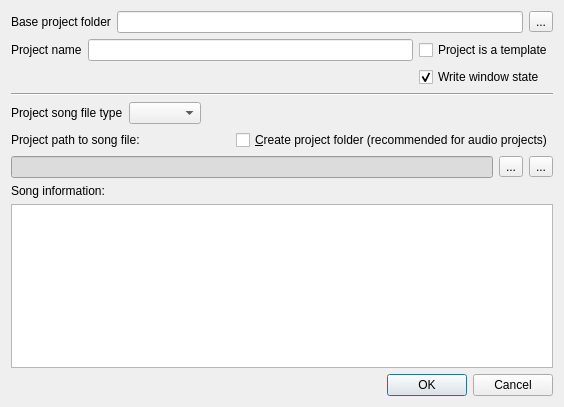
Qt form muse3/muse/components/projectcreate.ui (emrum/muse) before a commit.
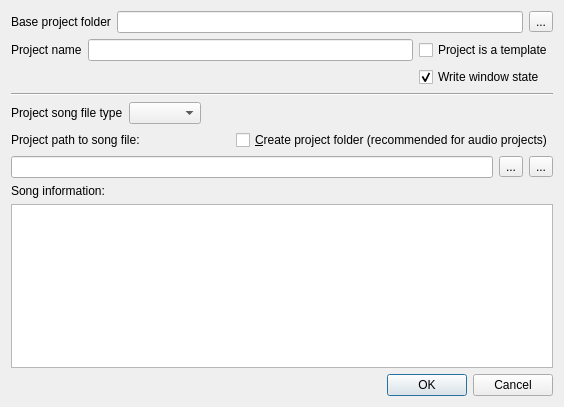
The same form after that commit.

Commit message: Fix compatibility issues

The edit to the form file:
```diff
--- a/muse3/muse/components/projectcreate.ui
+++ b/muse3/muse/components/projectcreate.ui
@@ -161,448 +161,6 @@
     <layout class="QGridLayout" name="gridLayout">
      <item row="0" column="0">
       <widget class="QLineEdit" name="storageDirEdit">
-       <property name="palette">
-        <palette>
-         <active>
-          <colorrole role="WindowText">
-           <brush brushstyle="SolidPattern">
-            <color alpha="255">
-             <red>0</red>
-             <green>0</green>
-             <blue>0</blue>
-            </color>
-           </brush>
-          </colorrole>
-          <colorrole role="Button">
-           <brush brushstyle="SolidPattern">
-            <color alpha="255">
-             <red>220</red>
-             <green>220</green>
-             <blue>220</blue>
-            </color>
-           </brush>
-          </colorrole>
-          <colorrole role="Light">
-           <brush brushstyle="SolidPattern">
-            <color alpha="255">
-             <red>255</red>
-             <green>255</green>
-             <blue>255</blue>
-            </color>
-           </brush>
-          </colorrole>
-          <colorrole role="Midlight">
-           <brush brushstyle="SolidPattern">
-            <color alpha="255">
-             <red>237</red>
-             <green>237</green>
-             <blue>237</blue>
-            </color>
-           </brush>
-          </colorrole>
-          <colorrole role="Dark">
-           <brush brushstyle="SolidPattern">
-            <color alpha="255">
-             <red>110</red>
-             <green>110</green>
-             <blue>110</blue>
-            </color>
-           </brush>
-          </colorrole>
-          <colorrole role="Mid">
-           <brush brushstyle="SolidPattern">
-            <color alpha="255">
-             <red>147</red>
-             <green>147</green>
-             <blue>147</blue>
-            </color>
-           </brush>
-          </colorrole>
-          <colorrole role="Text">
-           <brush brushstyle="SolidPattern">
-            <color alpha="255">
-             <red>0</red>
-             <green>0</green>
-             <blue>0</blue>
-            </color>
-           </brush>
-          </colorrole>
-          <colorrole role="BrightText">
-           <brush brushstyle="SolidPattern">
-            <color alpha="255">
-             <red>255</red>
-             <green>255</green>
-             <blue>255</blue>
-            </color>
-           </brush>
-          </colorrole>
-          <colorrole role="ButtonText">
-           <brush brushstyle="SolidPattern">
-            <color alpha="255">
-             <red>0</red>
-             <green>0</green>
-             <blue>0</blue>
-            </color>
-           </brush>
-          </colorrole>
-          <colorrole role="Base">
-           <brush brushstyle="SolidPattern">
-            <color alpha="255">
-             <red>220</red>
-             <green>220</green>
-             <blue>220</blue>
-            </color>
-           </brush>
-          </colorrole>
-          <colorrole role="Window">
-           <brush brushstyle="SolidPattern">
-            <color alpha="255">
-             <red>220</red>
-             <green>220</green>
-             <blue>220</blue>
-            </color>
-           </brush>
-          </colorrole>
-          <colorrole role="Shadow">
-           <brush brushstyle="SolidPattern">
-            <color alpha="255">
-             <red>0</red>
-             <green>0</green>
-             <blue>0</blue>
-            </color>
-           </brush>
-          </colorrole>
-          <colorrole role="AlternateBase">
-           <brush brushstyle="SolidPattern">
-            <color alpha="255">
-             <red>237</red>
-             <green>237</green>
-             <blue>237</blue>
-            </color>
-           </brush>
-          </colorrole>
-          <colorrole role="ToolTipBase">
-           <brush brushstyle="SolidPattern">
-            <color alpha="255">
-             <red>255</red>
-             <green>255</green>
-             <blue>220</blue>
-            </color>
-           </brush>
-          </colorrole>
-          <colorrole role="ToolTipText">
-           <brush brushstyle="SolidPattern">
-            <color alpha="255">
-             <red>0</red>
-             <green>0</green>
-             <blue>0</blue>
-            </color>
-           </brush>
-          </colorrole>
-          <colorrole role="PlaceholderText">
-           <brush brushstyle="NoBrush">
-            <color alpha="128">
-             <red>0</red>
-             <green>0</green>
-             <blue>0</blue>
-            </color>
-           </brush>
-          </colorrole>
-         </active>
-         <inactive>
-          <colorrole role="WindowText">
-           <brush brushstyle="SolidPattern">
-            <color alpha="255">
-             <red>0</red>
-             <green>0</green>
-             <blue>0</blue>
-            </color>
-           </brush>
-          </colorrole>
-          <colorrole role="Button">
-           <brush brushstyle="SolidPattern">
-            <color alpha="255">
-             <red>220</red>
-             <green>220</green>
-             <blue>220</blue>
-            </color>
-           </brush>
-          </colorrole>
-          <colorrole role="Light">
-           <brush brushstyle="SolidPattern">
-            <color alpha="255">
-             <red>255</red>
-             <green>255</green>
-             <blue>255</blue>
-            </color>
-           </brush>
-          </colorrole>
-          <colorrole role="Midlight">
-           <brush brushstyle="SolidPattern">
-            <color alpha="255">
-             <red>237</red>
-             <green>237</green>
-             <blue>237</blue>
-            </color>
-           </brush>
-          </colorrole>
-          <colorrole role="Dark">
-           <brush brushstyle="SolidPattern">
-            <color alpha="255">
-             <red>110</red>
-             <green>110</green>
-             <blue>110</blue>
-            </color>
-           </brush>
-          </colorrole>
-          <colorrole role="Mid">
-           <brush brushstyle="SolidPattern">
-            <color alpha="255">
-             <red>147</red>
-             <green>147</green>
-             <blue>147</blue>
-            </color>
-           </brush>
-          </colorrole>
-          <colorrole role="Text">
-           <brush brushstyle="SolidPattern">
-            <color alpha="255">
-             <red>0</red>
-             <green>0</green>
-             <blue>0</blue>
-            </color>
-           </brush>
-          </colorrole>
-          <colorrole role="BrightText">
-           <brush brushstyle="SolidPattern">
-            <color alpha="255">
-             <red>255</red>
-             <green>255</green>
-             <blue>255</blue>
-            </color>
-           </brush>
-          </colorrole>
-          <colorrole role="ButtonText">
-           <brush brushstyle="SolidPattern">
-            <color alpha="255">
-             <red>0</red>
-             <green>0</green>
-             <blue>0</blue>
-            </color>
-           </brush>
-          </colorrole>
-          <colorrole role="Base">
-           <brush brushstyle="SolidPattern">
-            <color alpha="255">
-             <red>220</red>
-             <green>220</green>
-             <blue>220</blue>
-            </color>
-           </brush>
-          </colorrole>
-          <colorrole role="Window">
-           <brush brushstyle="SolidPattern">
-            <color alpha="255">
-             <red>220</red>
-             <green>220</green>
-             <blue>220</blue>
-            </color>
-           </brush>
-          </colorrole>
-          <colorrole role="Shadow">
-           <brush brushstyle="SolidPattern">
-            <color alpha="255">
-             <red>0</red>
-             <green>0</green>
-             <blue>0</blue>
-            </color>
-           </brush>
-          </colorrole>
-          <colorrole role="AlternateBase">
-           <brush brushstyle="SolidPattern">
-            <color alpha="255">
-             <red>237</red>
-             <green>237</green>
-             <blue>237</blue>
-            </color>
-           </brush>
-          </colorrole>
-          <colorrole role="ToolTipBase">
-           <brush brushstyle="SolidPattern">
-            <color alpha="255">
-             <red>255</red>
-             <green>255</green>
-             <blue>220</blue>
-            </color>
-           </brush>
-          </colorrole>
-          <colorrole role="ToolTipText">
-           <brush brushstyle="SolidPattern">
-            <color alpha="255">
-             <red>0</red>
-             <green>0</green>
-             <blue>0</blue>
-            </color>
-           </brush>
-          </colorrole>
-          <colorrole role="PlaceholderText">
-           <brush brushstyle="NoBrush">
-            <color alpha="128">
-             <red>0</red>
-             <green>0</green>
-             <blue>0</blue>
-            </color>
-           </brush>
-          </colorrole>
-         </inactive>
-         <disabled>
-          <colorrole role="WindowText">
-           <brush brushstyle="SolidPattern">
-            <color alpha="255">
-             <red>110</red>
-             <green>110</green>
-             <blue>110</blue>
-            </color>
-           </brush>
-          </colorrole>
-          <colorrole role="Button">
-           <brush brushstyle="SolidPattern">
-            <color alpha="255">
-             <red>220</red>
-             <green>220</green>
-             <blue>220</blue>
-            </color>
-           </brush>
-          </colorrole>
-          <colorrole role="Light">
-           <brush brushstyle="SolidPattern">
-            <color alpha="255">
-             <red>255</red>
-             <green>255</green>
-             <blue>255</blue>
-            </color>
-           </brush>
-          </colorrole>
-          <colorrole role="Midlight">
-           <brush brushstyle="SolidPattern">
-            <color alpha="255">
-             <red>237</red>
-             <green>237</green>
-             <blue>237</blue>
-            </color>
-           </brush>
-          </colorrole>
-          <colorrole role="Dark">
-           <brush brushstyle="SolidPattern">
-            <color alpha="255">
-             <red>110</red>
-             <green>110</green>
-             <blue>110</blue>
-            </color>
-           </brush>
-          </colorrole>
-          <colorrole role="Mid">
-           <brush brushstyle="SolidPattern">
-            <color alpha="255">
-             <red>147</red>
-             <green>147</green>
-             <blue>147</blue>
-            </color>
-           </brush>
-          </colorrole>
-          <colorrole role="Text">
-           <brush brushstyle="SolidPattern">
-            <color alpha="255">
-             <red>110</red>
-             <green>110</green>
-             <blue>110</blue>
-            </color>
-           </brush>
-          </colorrole>
-          <colorrole role="BrightText">
-           <brush brushstyle="SolidPattern">
-            <color alpha="255">
-             <red>255</red>
-             <green>255</green>
-             <blue>255</blue>
-            </color>
-           </brush>
-          </colorrole>
-          <colorrole role="ButtonText">
-           <brush brushstyle="SolidPattern">
-            <color alpha="255">
-             <red>110</red>
-             <green>110</green>
-             <blue>110</blue>
-            </color>
-           </brush>
-          </colorrole>
-          <colorrole role="Base">
-           <brush brushstyle="SolidPattern">
-            <color alpha="255">
-             <red>220</red>
-             <green>220</green>
-             <blue>220</blue>
-            </color>
-           </brush>
-          </colorrole>
-          <colorrole role="Window">
-           <brush brushstyle="SolidPattern">
-            <color alpha="255">
-             <red>220</red>
-             <green>220</green>
-             <blue>220</blue>
-            </color>
-           </brush>
-          </colorrole>
-          <colorrole role="Shadow">
-           <brush brushstyle="SolidPattern">
-            <color alpha="255">
-             <red>0</red>
-             <green>0</green>
-             <blue>0</blue>
-            </color>
-           </brush>
-          </colorrole>
-          <colorrole role="AlternateBase">
-           <brush brushstyle="SolidPattern">
-            <color alpha="255">
-             <red>220</red>
-             <green>220</green>
-             <blue>220</blue>
-            </color>
-           </brush>
-          </colorrole>
-          <colorrole role="ToolTipBase">
-           <brush brushstyle="SolidPattern">
-            <color alpha="255">
-             <red>255</red>
-             <green>255</green>
-             <blue>220</blue>
-            </color>
-           </brush>
-          </colorrole>
-          <colorrole role="ToolTipText">
-           <brush brushstyle="SolidPattern">
-            <color alpha="255">
-             <red>0</red>
-             <green>0</green>
-             <blue>0</blue>
-            </color>
-           </brush>
-          </colorrole>
-          <colorrole role="PlaceholderText">
-           <brush brushstyle="NoBrush">
-            <color alpha="128">
-             <red>0</red>
-             <green>0</green>
-             <blue>0</blue>
-            </color>
-           </brush>
-          </colorrole>
-         </disabled>
-        </palette>
-       </property>
        <property name="focusPolicy">
         <enum>Qt::NoFocus</enum>
        </property>
```
